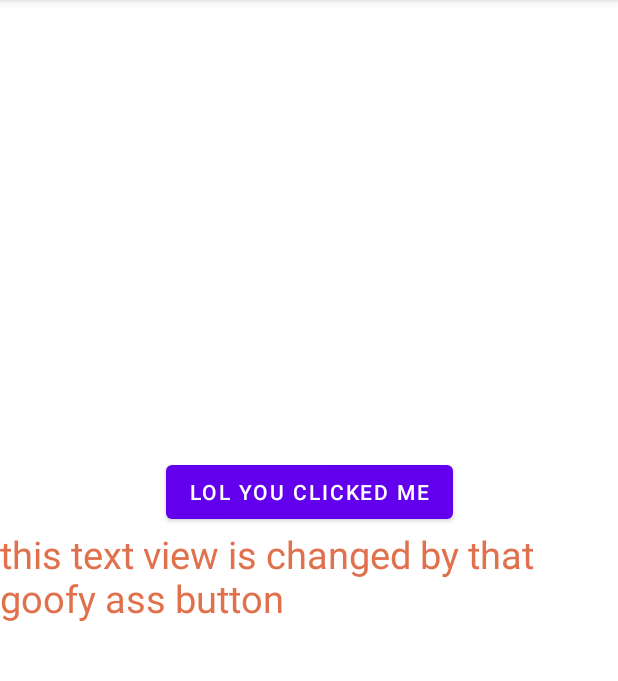
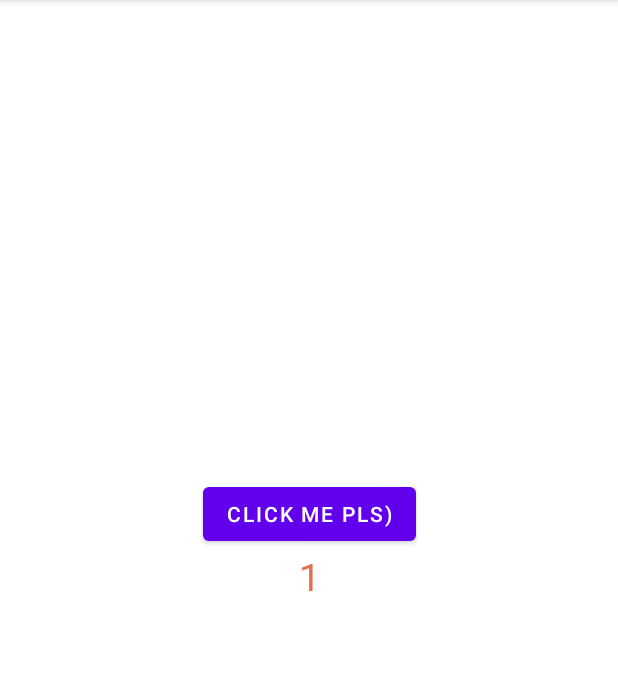
Before and after one commit to worthant/Lifespan-calculator, an Android app: the screen it shows after launch (MainActivity), after a tap on "CLICK ME PLS)", on a phone screen of 412 x 824 dp, the part 84-765 px from its top. Run offline under Robolectric (Android 15) with nearby library versions, the phone set to English and light mode, and no system bars.

Commit message:
added button click counter

```diff
--- a/app/src/main/java/com/example/lifespancalculator/MainActivity.kt
+++ b/app/src/main/java/com/example/lifespancalculator/MainActivity.kt
@@ -13,9 +13,11 @@ class MainActivity : AppCompatActivity() {
 
         val btnClickMe = findViewById<Button>(R.id.someButton)
         val textView = findViewById<TextView>(R.id.someTextView)
+        var clickCounter: Int = 0
+        textView.text = "0"
         btnClickMe.setOnClickListener {
-            btnClickMe.text = "LOL you clicked me"
-            textView.text = "this text view is changed by that goofy ass button"
+            clickCounter += 1
+            textView.text = clickCounter.toString()
         }
     }
 }
```
